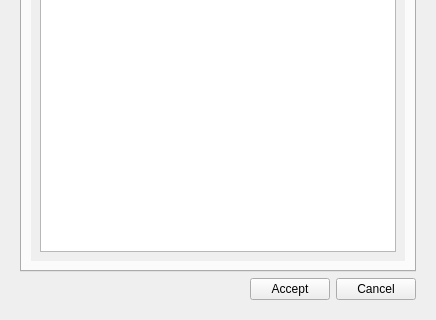
Above: ui/plan_psector.ui from Giswater/giswater_qgis_plugin before the change; both pictures show x 0 to 436 and y 248 to 568 of the 436 by 568 pixel window. Below: the same form after it.
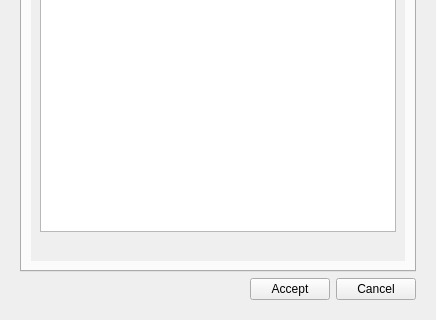
That is the form after the change. The open tabs and pages were chosen to show the change. Icons and pictures are not drawn.

Commit message: recovered the informative label for plan_psector -> add_price

Diff of the .ui file:
```diff
--- a/ui/plan_psector.ui
+++ b/ui/plan_psector.ui
@@ -938,6 +938,13 @@
                 <item>
                  <widget class="QTableView" name="all_rows"/>
                 </item>
+                <item>
+                 <widget class="QLabel" name="lbl_descript">
+                  <property name="text">
+                   <string/>
+                  </property>
+                 </widget>
+                </item>
                </layout>
               </widget>
              </widget>
```
Left out of the diff: 4 changed lines with no effect on the pictures. The commit also changes 1 other file.
